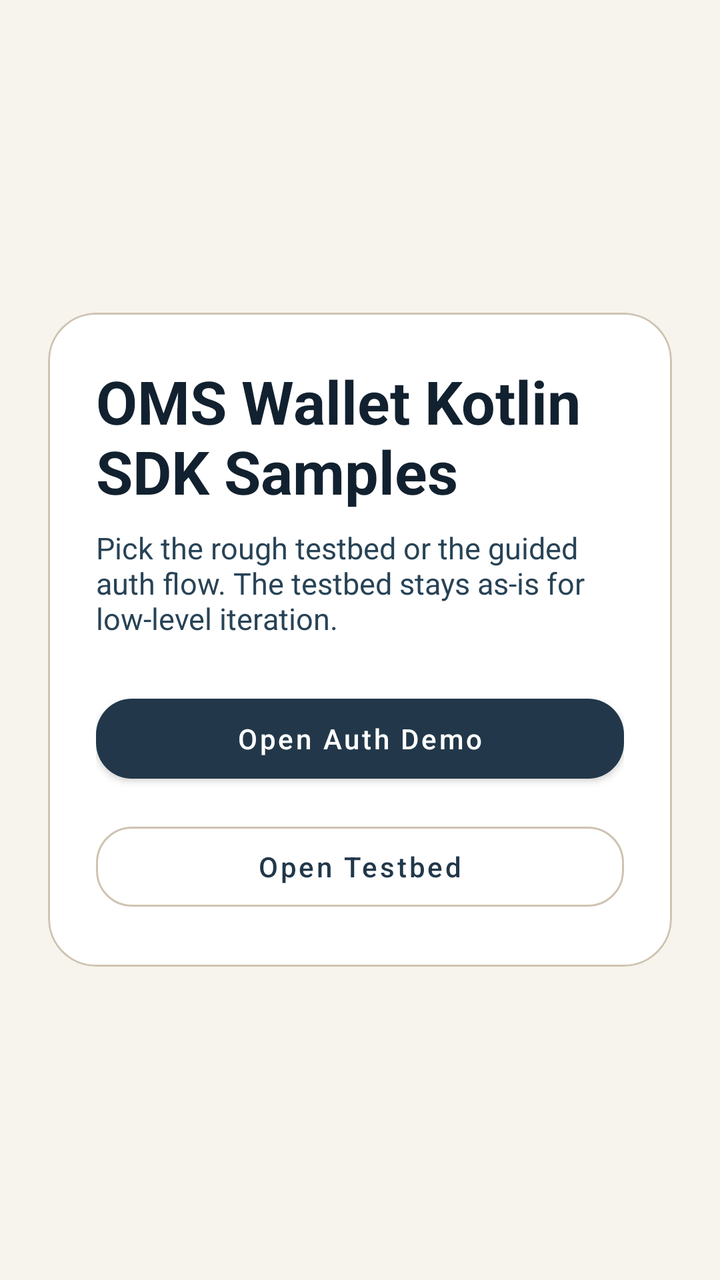
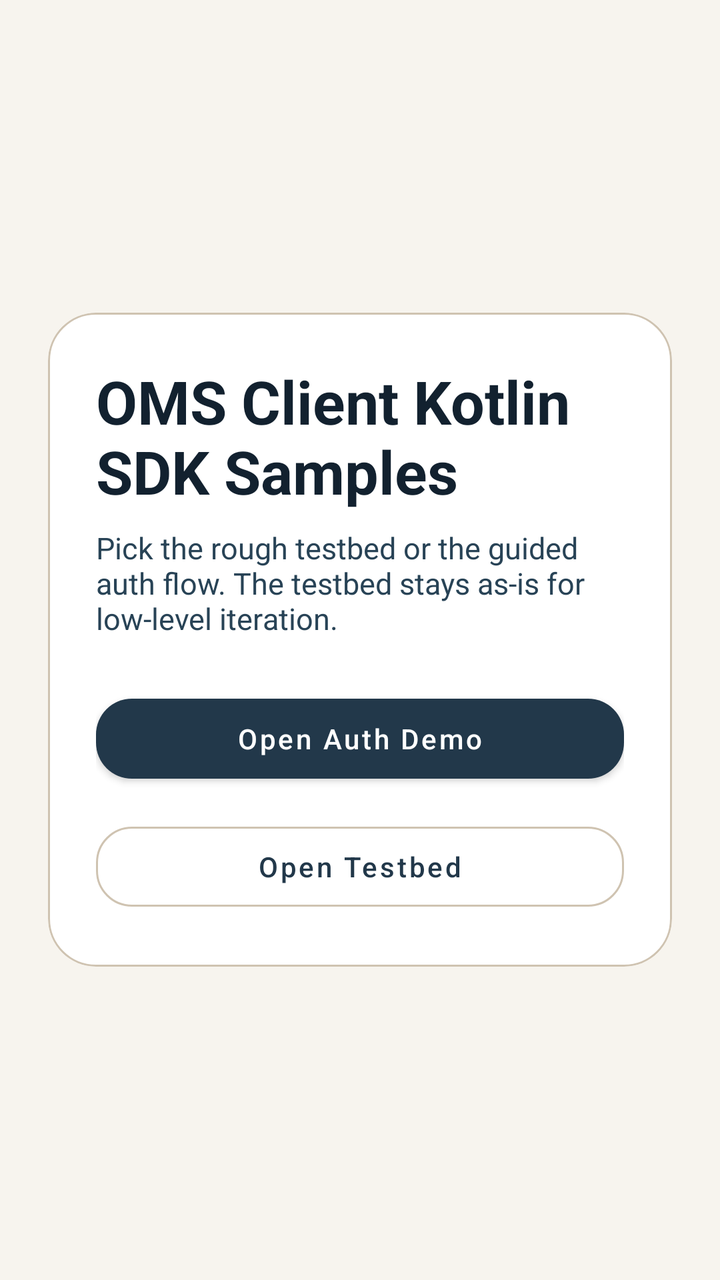

The first picture is an Android layout as it rendered before a commit; the second is the same layout after the commit. The layout source and the unified diff follow.
<!-- AndroidManifest.xml: application theme Theme.Kotlinsdk -->
<!-- res/layout/activity_picker.xml -->
<?xml version="1.0" encoding="utf-8"?>
<LinearLayout xmlns:android="http://schemas.android.com/apk/res/android"
    xmlns:app="http://schemas.android.com/apk/res-auto"
    android:id="@+id/pickerRoot"
    android:layout_width="match_parent"
    android:layout_height="match_parent"
    android:background="@color/sand_50"
    android:gravity="center"
    android:orientation="vertical"
    android:padding="24dp">

    <com.google.android.material.card.MaterialCardView
        style="@style/Widget.Kotlinsdk.Card"
        android:layout_width="match_parent"
        android:layout_height="wrap_content"
        android:maxWidth="560dp"
        app:cardCornerRadius="24dp">

        <LinearLayout
            android:layout_width="match_parent"
            android:layout_height="wrap_content"
            android:orientation="vertical"
            android:padding="24dp">

            <TextView
                android:layout_width="wrap_content"
                android:layout_height="wrap_content"
                android:text="OMS Wallet Kotlin SDK Samples"
                android:textColor="@color/slate_900"
                android:textSize="30sp"
                android:textStyle="bold" />

            <TextView
                android:layout_width="match_parent"
                android:layout_height="wrap_content"
                android:layout_marginTop="8dp"
                android:text="Pick the rough testbed or the guided auth flow. The testbed stays as-is for low-level iteration."
                android:textColor="@color/slate_700"
                android:textSize="15sp" />

            <com.google.android.material.button.MaterialButton
                android:id="@+id/openAuthDemoButton"
                style="@style/Widget.Kotlinsdk.Button"
                android:layout_width="match_parent"
                android:layout_height="wrap_content"
                android:layout_marginTop="24dp"
                android:text="Open Auth Demo"
                app:cornerRadius="18dp" />

            <com.google.android.material.button.MaterialButton
                android:id="@+id/openTestbedButton"
                style="@style/Widget.Kotlinsdk.Button.Outline"
                android:layout_width="match_parent"
                android:layout_height="wrap_content"
                android:layout_marginTop="12dp"
                android:text="Open Testbed"
                app:cornerRadius="18dp" />
        </LinearLayout>
    </com.google.android.material.card.MaterialCardView>
</LinearLayout>
<!-- resources referenced by this layout -->
<resources>
  <color name="sand_50">#F7F4EE</color>
  <color name="slate_700">#284356</color>
  <color name="slate_900">#12212F</color>
  <style name="Widget.Kotlinsdk.Button" parent="Widget.MaterialComponents.Button">
          <item name="android:minHeight">52dp</item>
          <item name="android:textAllCaps">false</item>
          <item name="cornerRadius">14dp</item>
          <item name="elevation">0dp</item>
          <item name="backgroundTint">@color/slate_800</item>
          <item name="android:textColor">@color/white</item>
          <item name="rippleColor">@color/sand_200</item>
      </style>
  <style name="Widget.Kotlinsdk.Button.Outline" parent="Widget.MaterialComponents.Button.OutlinedButton">
          <item name="android:minHeight">52dp</item>
          <item name="android:textAllCaps">false</item>
          <item name="cornerRadius">14dp</item>
          <item name="elevation">0dp</item>
          <item name="strokeColor">@color/sand_300</item>
          <item name="strokeWidth">1dp</item>
          <item name="android:textColor">@color/slate_800</item>
          <item name="backgroundTint">@color/white</item>
          <item name="rippleColor">@color/sand_200</item>
      </style>
  <style name="Widget.Kotlinsdk.Card" parent="Widget.MaterialComponents.CardView">
          <item name="cardBackgroundColor">@color/white</item>
          <item name="cardCornerRadius">18dp</item>
          <item name="cardElevation">0dp</item>
          <item name="strokeColor">@color/sand_300</item>
          <item name="strokeWidth">1dp</item>
      </style>
  <style name="Theme.Kotlinsdk" parent="Theme.MaterialComponents.DayNight.NoActionBar">
          <item name="colorPrimary">@color/slate_800</item>
          <item name="colorPrimaryVariant">@color/slate_900</item>
          <item name="colorOnPrimary">@color/white</item>
          <item name="colorSecondary">@color/amber_500</item>
          <item name="colorSecondaryVariant">@color/amber_700</item>
          <item name="colorOnSecondary">@color/slate_900</item>
          <item name="colorSurface">@color/white</item>
          <item name="colorOnSurface">@color/slate_900</item>
          <item name="android:windowBackground">@color/sand_50</item>
          <item name="android:statusBarColor">@color/sand_50</item>
          <item name="android:navigationBarColor">@color/sand_50</item>
          <item name="materialCardViewStyle">@style/Widget.Kotlinsdk.Card</item>
          <item name="textInputStyle">@style/Widget.Kotlinsdk.TextInputLayout</item>
          <item name="materialButtonStyle">@style/Widget.Kotlinsdk.Button</item>
      </style>
  <color name="slate_800">#22384A</color>
  <color name="white">#FFFFFFFF</color>
  <color name="sand_200">#DED5C7</color>
  <color name="sand_300">#CFC3B1</color>
  <color name="amber_500">#E59A2F</color>
  <color name="amber_700">#A7650D</color>
  <style name="Widget.Kotlinsdk.TextInputLayout" parent="Widget.MaterialComponents.TextInputLayout.OutlinedBox.Dense">
          <item name="boxBackgroundColor">@color/white</item>
          <item name="boxStrokeColor">@color/sand_300</item>
          <item name="boxStrokeWidth">1dp</item>
          <item name="boxStrokeWidthFocused">1dp</item>
          <item name="hintTextColor">@color/slate_500</item>
          <item name="android:textColorHint">@color/slate_500</item>
          <item name="shapeAppearanceOverlay">@style/ShapeAppearance.Kotlinsdk.Field</item>
      </style>
  <color name="slate_500">#6E8190</color>
  <style name="ShapeAppearance.Kotlinsdk.Field" parent="">
          <item name="cornerFamily">rounded</item>
          <item name="cornerSize">14dp</item>
      </style>
</resources>

<!-- the commit's change to res/layout/activity_picker.xml (unified diff, before → after) -->
@@ -25,7 +25,7 @@
             <TextView
                 android:layout_width="wrap_content"
                 android:layout_height="wrap_content"
-                android:text="OMS Wallet Kotlin SDK Samples"
+                android:text="OMS Client Kotlin SDK Samples"
                 android:textColor="@color/slate_900"
                 android:textSize="30sp"
                 android:textStyle="bold" />
